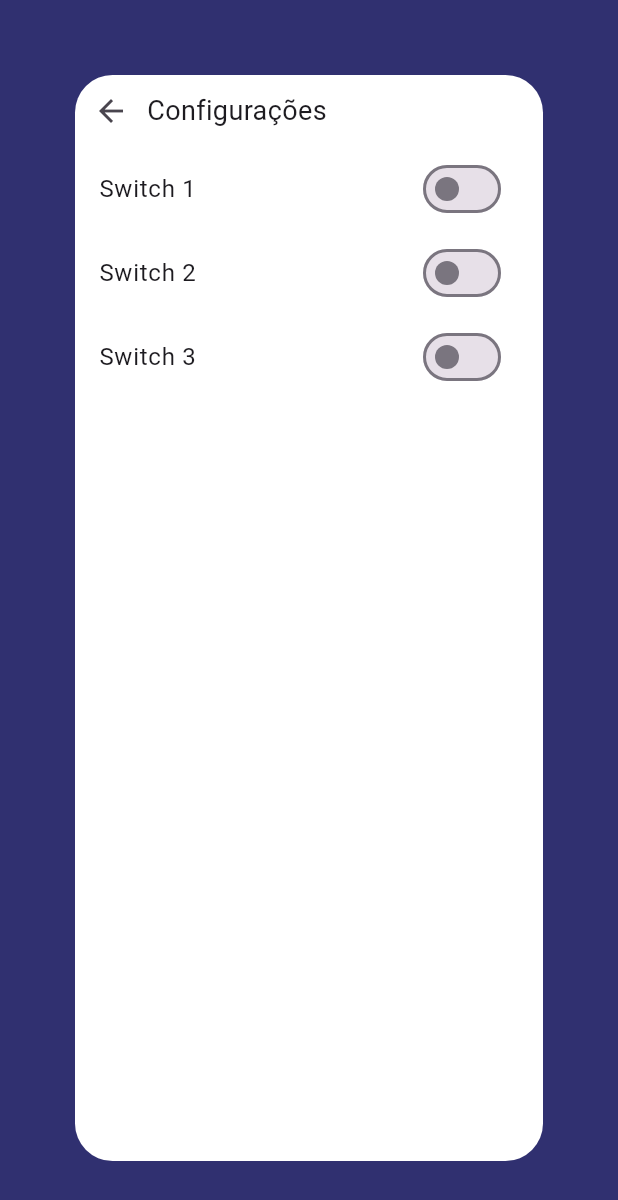
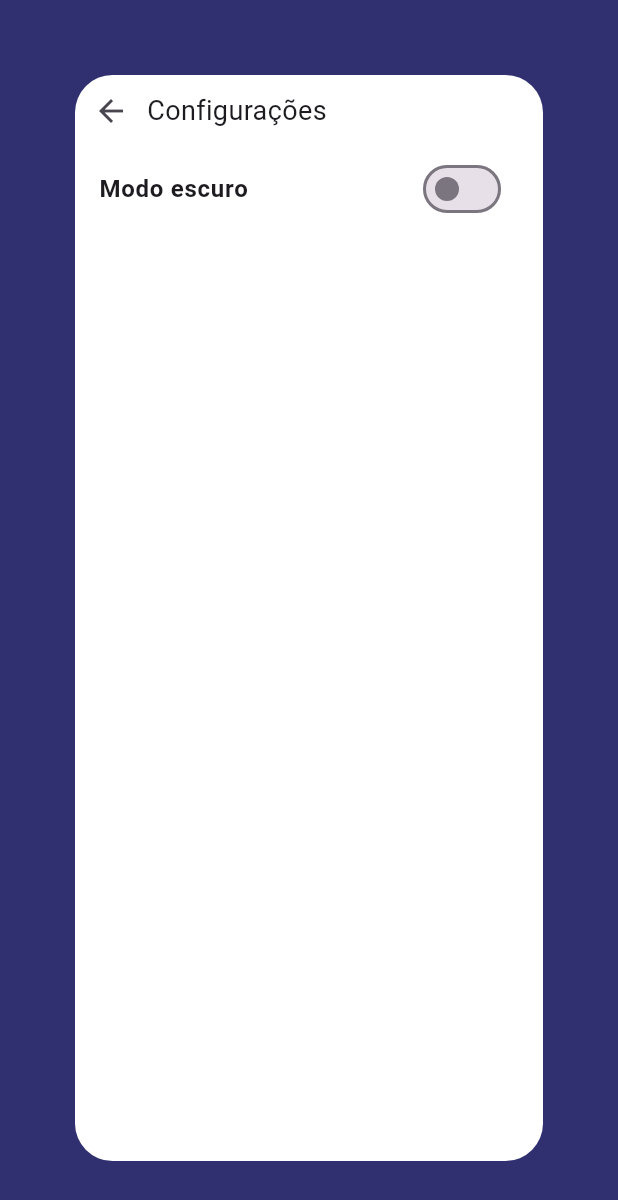
Before and after one commit to concernedjal37/projeto-millie-app, a Flutter app: the screen it shows after launch, after a tap on "Configurações", on a phone screen of 412 x 824 dp. Shown: the top 1200 px of the screen. Run offline on Flutter 3.47's test engine with Material 3 defaults, Android fonts, the phone set to English and light mode, and no system bars.

Commit message:
Mais progresso nas telas adicionais

```diff
--- a/milliefront/lib/views/pages/configuracoes.dart
+++ b/milliefront/lib/views/pages/configuracoes.dart
@@ -44,29 +44,16 @@
                 Column(
                   children: [
                     SwitchListTile.adaptive(
-                      title: Text('Switch 1'),
+                      title: Text('Modo escuro',
+                      style: TextStyle(
+                        fontSize: 16,
+                        fontWeight: FontWeight.bold,
+                      ),
+                      ),
                       value: switch1,
                       onChanged: (bool value) {
                         setState(() {
                           switch1 = value;
-                        });
-                      },
-                    ),
-                    SwitchListTile.adaptive(
-                      title: Text('Switch 2'),
-                      value: switch2,
-                      onChanged: (bool value) {
-                        setState(() {
-                          switch2 = value;
-                        });
-                      },
-                    ),
-                    SwitchListTile.adaptive(
-                      title: Text('Switch 3'),
-                      value: switch3,
-                      onChanged: (bool value) {
-                        setState(() {
-                          switch3 = value;
                         });
                       },
                     ),
--- a/milliefront/lib/views/pages/home_page.dart
+++ b/milliefront/lib/views/pages/home_page.dart
@@ -5,8 +5,13 @@
 import 'package:milliefront/views/pages/promocao_e_cotacao.dart';
 import 'package:milliefront/views/pages/voos.dart';
 
-class HomePage extends StatelessWidget {
+class HomePage extends StatefulWidget {
   const HomePage({super.key});
+  @override
+  _HomePageState createState() => _HomePageState();
+}
+
+class _HomePageState extends State<StatefulWidget> {
   @override
   Widget build(BuildContext context) {
     return Scaffold(
```
Also changed, not shown: milliefront/lib/views/pages/notificacoes.dart (+12 -11 lines).
